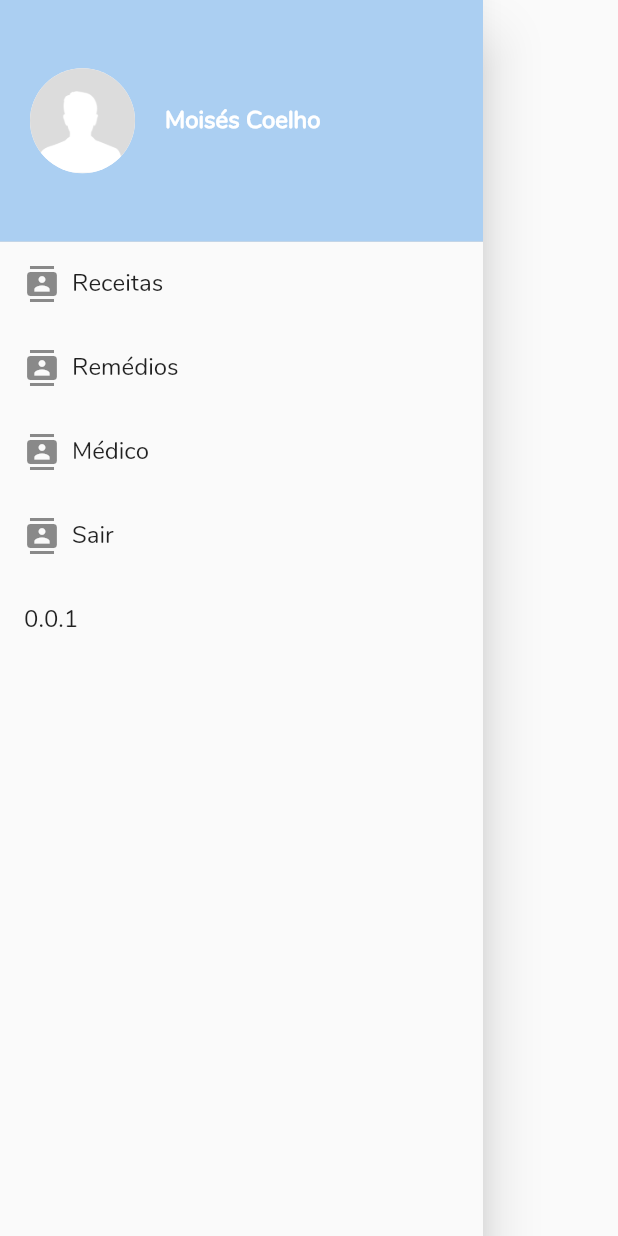
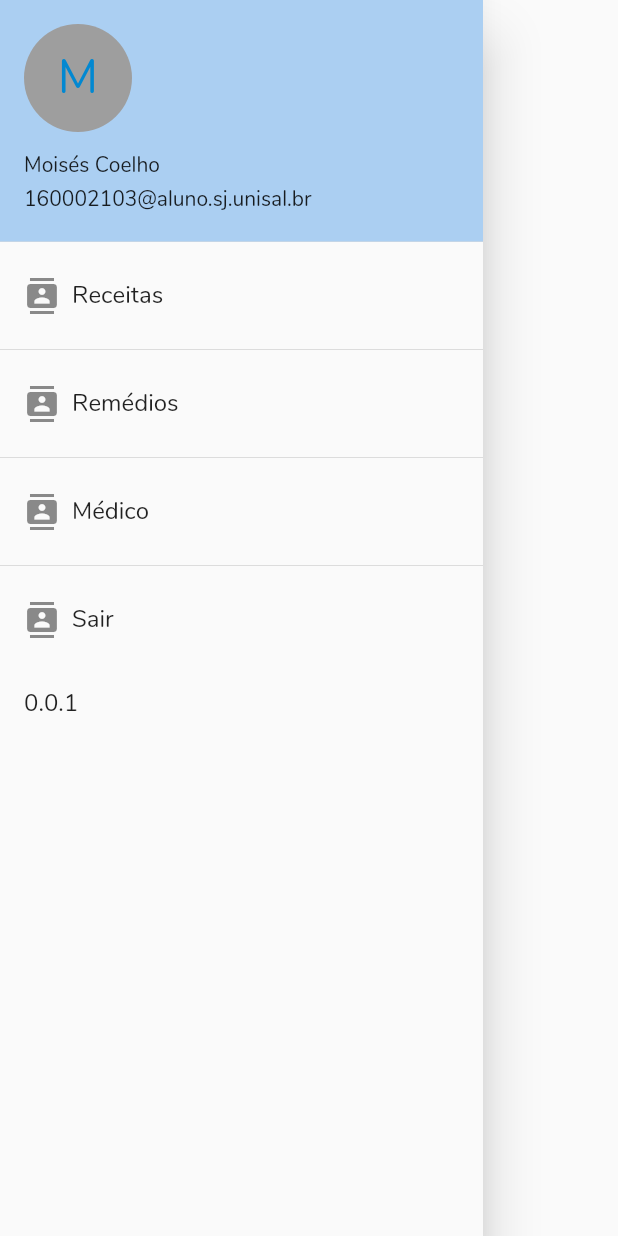
Before and after one commit to ElsonTMarques/MyDoctor, a Flutter app: the DrawerMenu widget shown alone on an empty page, opened directly, on a phone screen of 412 x 824 dp. Run offline on Flutter 3.47's test engine with Material 2 defaults, Android fonts, the phone set to English and light mode, and no system bars.

Commit message:
Alteração Drawer

```diff
--- a/lib/drawer_menu.dart
+++ b/lib/drawer_menu.dart
@@ -24,14 +24,19 @@ class DrawerMenu extends StatelessWidget {
                   onTap: () {
                     Navigator.of(context).pushNamed(Receita.tag);
                   }),
+                Divider(),
               _createDrawerItem(
                 icon: Icons.contacts,
                 text: 'Remédios',
               ),
+
+              Divider(),
               _createDrawerItem(
                 icon: Icons.contacts,
                 text: 'Médico',
               ),
+
+              Divider(),
               _createDrawerItem(
                 icon: Icons.contacts,
                 text: 'Sair',
@@ -46,30 +51,14 @@ class DrawerMenu extends StatelessWidget {
   }
 
   Widget _createHeader() {
-    return DrawerHeader(
-        margin: EdgeInsets.zero,
-        padding: EdgeInsets.zero,
-        decoration: BoxDecoration(
-          color: Color(0xffABCFF2),
-        ),
-        child: Row(
-            crossAxisAlignment: CrossAxisAlignment.center,
-            mainAxisAlignment: MainAxisAlignment.start,
-            children: <Widget>[
-              Container(
-                margin: EdgeInsets.all(20.0),
-                child: CircleAvatar(
-                  maxRadius: 35,
-                  backgroundColor: Colors.white,
-                  backgroundImage: AssetImage('assets/default_person.jpg'),
-                ),
-              ),
-              Text("Moisés Coelho",
-                  style: TextStyle(
-                      color: Colors.white,
-                      fontSize: 16.0,
-                      fontWeight: FontWeight.w900)),
-            ]));
+     return UserAccountsDrawerHeader(
+      accountName: Text('Moisés Coelho'),
+      accountEmail: Text('160002103@aluno.sj.unisal.br'),
+      currentAccountPicture: CircleAvatar(child: Text('M',style: TextStyle(fontSize: 32)),backgroundColor: Colors.grey,),
+      decoration: BoxDecoration(
+        color: Color(0xffABCFF2),
+      ),
+    );
   }
 
   Widget _createDrawerItem(
--- a/lib/home_page.dart
+++ b/lib/home_page.dart
@@ -55,87 +55,7 @@ class HomePage extends StatelessWidget {
         backgroundColor: Color(0xffABCFF2),
       ),
       drawer: DrawerMenu(),
-      body: body,
-      //drawer: _createDrawerList(context),
+      body: body
     );
   }
-
-  // Widget _createDrawerList(BuildContext context) {
-  //   Size size = MediaQuery.of(context).size;
-  //   return SizedBox(
-  //       width: (size.width) - 90,
-  //       child: Drawer(
-  //         child: ListView(
-  //           padding: EdgeInsets.zero,
-  //           children: <Widget>[
-  //             _createHeader(),
-  //             _createDrawerItem(
-  //                 icon: Icons.contacts,
-  //                 text: 'Receitas',
-  //                 onTap: () {
-  //                   Navigator.of(context).pushNamed(Receita.tag);
-  //                 }),
-  //             _createDrawerItem(
-  //               icon: Icons.contacts,
-  //               text: 'Remédios',
-  //             ),
-  //             _createDrawerItem(
-  //               icon: Icons.contacts,
-  //               text: 'Médico',
-  //             ),
-  //             _createDrawerItem(
-  //               icon: Icons.contacts,
-  //               text: 'Sair',
-  //             ),
-  //             ListTile(
-  //               title: Text('0.0.1'),
-  //               onTap: () {},
-  //             ),
-  //           ],
-  //         ),
-  //       ));
-  // }
-
-  // Widget _createHeader() {
-  //   return DrawerHeader(
-  //       margin: EdgeInsets.zero,
-  //       padding: EdgeInsets.zero,
-  //       decoration: BoxDecoration(
-  //         color: Color(0xffABCFF2),
-  //       ),
-  //       child: Row(
-  //           crossAxisAlignment: CrossAxisAlignment.center,
-  //           mainAxisAlignment: MainAxisAlignment.start,
-  //           children: <Widget>[
-  //             Container(
-  //               margin: EdgeInsets.all(20.0),
-  //               child: CircleAvatar(
-  //                 maxRadius: 35,
-  //                 backgroundColor: Colors.white,
-  //                 backgroundImage: AssetImage('assets/default_person.jpg'),
-  //               ),
-  //             ),
-  //             Text("Moisés Coelho",
-  //                 style: TextStyle(
-  //                     color: Colors.white,
-  //                     fontSize: 16.0,
-  //                     fontWeight: FontWeight.w900)),
-  //           ]));
-  // }
-
-  // Widget _createDrawerItem(
-  //     {IconData icon, String text, GestureTapCallback onTap}) {
-  //   return ListTile(
-  //     title: Row(
-  //       children: <Widget>[
-  //         Icon(icon),
-  //         Padding(
-  //           padding: EdgeInsets.only(left: 8.0),
-  //           child: Text(text),
-  //         )
-  //       ],
-  //     ),
-  //     onTap: onTap,
-  //   );
-  // }
 }
```
Also changed, not shown: lib/receita.dart (+0 -14 lines).
